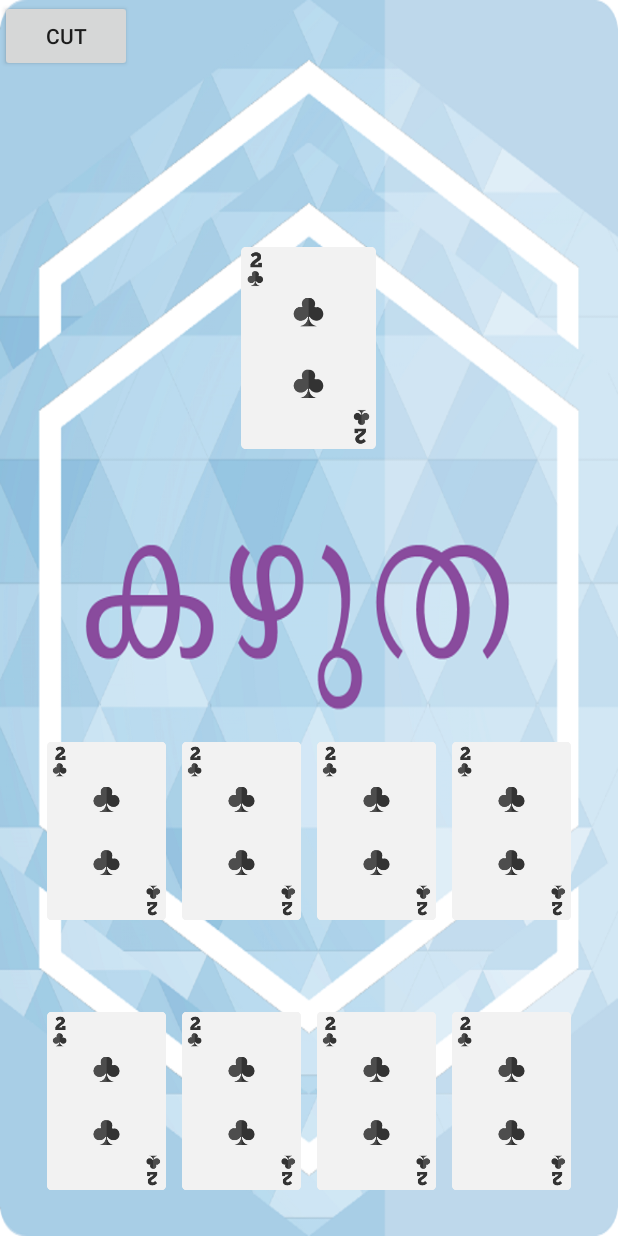
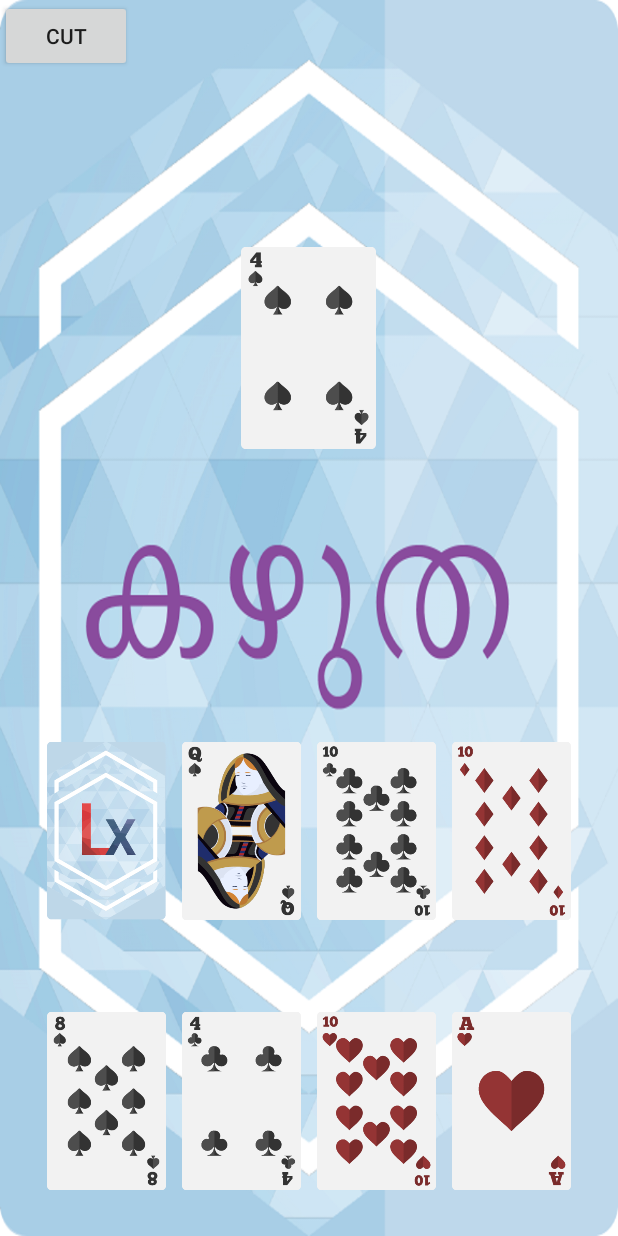
Before and after one commit to Livin21/Kazhutha-Android, an Android app: the SinglePlayer screen opened directly, with no data from a screen before it, after a tap on an icon or button, on a phone screen of 412 x 824 dp. Run offline under Robolectric (Android 15) with nearby library versions, the phone set to English and light mode, and no system bars; 1 other tap on this screen came first.

Commit message:
Game works visually :dancer:

```diff
--- a/app/src/main/java/com/lmntrx/kazhutha/Cards.java
+++ b/app/src/main/java/com/lmntrx/kazhutha/Cards.java
@@ -6,6 +6,8 @@ import java.util.Map;
 /**
  * Created by nihal on 9/13/2016.
  */
+
+//TODO:Remove one cards
 public class Cards {
     int number;
     String color,type;
@@ -26,7 +28,7 @@ public class Cards {
         //Dictonary Start
         //Club Cards
         cardDictonary.put("0","clubAce");
-        cardDictonary.put("1","clubOne");
+        cardDictonary.put("1","clubAce");
         cardDictonary.put("2","clubTwo");
         cardDictonary.put("3","clubThree");
         cardDictonary.put("4","clubFour");
@@ -42,7 +44,7 @@ public class Cards {
 
         //Diamond Cards
         cardDictonary.put("14","diamondAce");
-        cardDictonary.put("15","diamondOne");
+        cardDictonary.put("15","diamondAce");
         cardDictonary.put("16","diamondTwo");
         cardDictonary.put("17","diamondThree");
         cardDictonary.put("18","diamondFour");
@@ -59,7 +61,7 @@ public class Cards {
 
         //HeartsCard
         cardDictonary.put("28","heartsAce");
-        cardDictonary.put("29","heartsOne");
+        cardDictonary.put("29","heartsAce");
         cardDictonary.put("30","heartsTwo");
         cardDictonary.put("31","heartsThree");
         cardDictonary.put("32","heartsFour");
@@ -76,7 +78,7 @@ public class Cards {
 
         //SpadesCard
         cardDictonary.put("42","spadesAce");
-        cardDictonary.put("43","spadesOne");
+        cardDictonary.put("43","spadesAce");
         cardDictonary.put("44","spadesTwo");
         cardDictonary.put("45","spadesThree");
         cardDictonary.put("46","spadesFour");
--- a/app/src/main/java/com/lmntrx/kazhutha/SinglePlayer.java
+++ b/app/src/main/java/com/lmntrx/kazhutha/SinglePlayer.java
@@ -43,7 +43,7 @@ public class SinglePlayer extends AppCompatActivity {
     {
         ImageView computerCardDisplay=(ImageView)findViewById(R.id.computerCard);
         //TODO:Uncomment below line when assets are imported;
-        //computerCardDisplay.setImageResource(getResources().getIdentifier(cardName,"drawable",this.getPackageName()));
+        computerCardDisplay.setImageResource(getResources().getIdentifier(cardName,"drawable",this.getPackageName()));
 
     }
 
@@ -60,7 +60,7 @@ public class SinglePlayer extends AppCompatActivity {
             ImageView userCardDisplay=(ImageView)findViewById(dynamicImageViewId);
             int imageResourceId=getResources().getIdentifier(generatedCardinSmall,"drawable",this.getPackageName());
             //TODO:Uncomment below line when assets are imported
-            //userCardDisplay.setImageResource(imageResourceId);
+            userCardDisplay.setImageResource(imageResourceId);
             if(firstTime) {
                 userCards.add(myCard);
             }
@@ -103,6 +103,7 @@ public class SinglePlayer extends AppCompatActivity {
                 computerCard=userCards.get(tag);
                 Log.i("Match found", cardUserPlayed.type + " " + computerCard.type);
                 userCards.set(tag, Cards.deadCard);
+                ((ImageView) view).setImageResource(R.drawable.backface);
             }
         }
 
--- a/app/src/main/res/layout/activity_splash.xml
+++ b/app/src/main/res/layout/activity_splash.xml
@@ -3,7 +3,7 @@
     xmlns:tools="http://schemas.android.com/tools"
     android:layout_width="match_parent"
     android:layout_height="match_parent"
-    android:background="@drawable/splash"
+    android:background="@drawable/template"
     tools:context="com.lmntrx.kazhutha.Splash">
 
 </RelativeLayout>
```
Also changed, not shown: app/src/main/res/drawable/heartsqueen.png (renamed from app/src/main/res/drawable/hearts queen.png).
